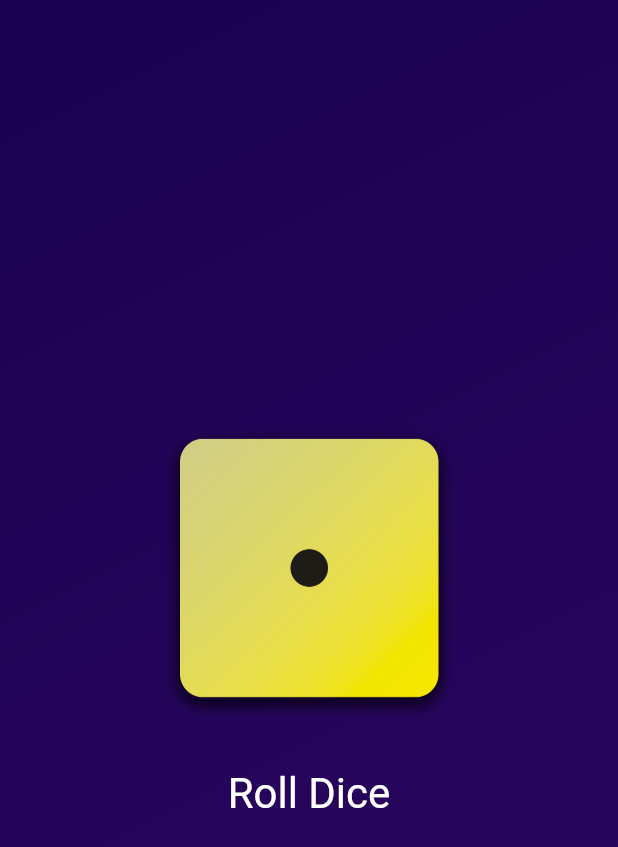
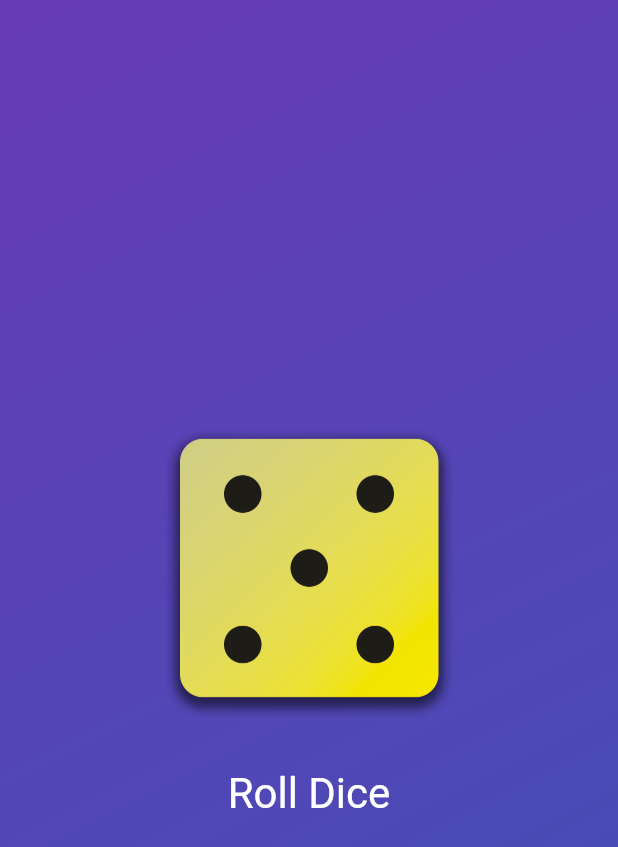
Before and after one commit to maubmz/ProyectosPc, a Flutter app: the screen it shows after launch, after a tap on "Roll Dice", on a phone screen of 412 x 824 dp. Shown: the top 847 px of the screen. Run offline on Flutter 3.47's test engine with Material 3 defaults, Android fonts, the phone set to English and light mode, and no system bars.

Commit message:
Seccion 2 Udemy

```diff
--- /dev/null
+++ b/app_bases/lib/dice_roller.dart
@@ -0,0 +1,52 @@
+import 'dart:math';
+
+import 'package:flutter/material.dart';
+
+final randomizer = Random();
+
+class DiceRoller extends StatefulWidget {
+  const DiceRoller({super.key});
+
+  @override
+  State<DiceRoller> createState() {
+    return _DiceRollerState();
+  }
+}
+
+class _DiceRollerState extends State<DiceRoller> {
+  var currentDiceRoll = 2;
+
+  rollDice() {
+    setState(() {
+      currentDiceRoll = randomizer.nextInt(6) + 1;
+    });
+  }
+
+  @override
+  Widget build(context) {
+    return Column(
+      mainAxisSize: MainAxisSize.min,
+      children: [
+        Image.asset(
+          'assets/images/dice-$currentDiceRoll.png',
+          width: 200,
+        ),
+        // const SizedBox(height: 20), // para dar espacio entre boton y dado
+        TextButton(
+          onPressed: rollDice,
+          // Texto del boton
+          style: TextButton.styleFrom(
+            padding: const EdgeInsets.only(
+              top: 34,
+            ),
+            foregroundColor: Colors.white,
+            textStyle: const TextStyle(
+              fontSize: 28,
+            ),
+          ),
+          child: const Text('Roll Dice'),
+        ),
+      ],
+    );
+  }
+}
--- a/app_bases/lib/gradient_container.dart
+++ b/app_bases/lib/gradient_container.dart
@@ -1,25 +1,20 @@
 //import 'package:app_bases/styled_text.dart';
 
+import 'package:app_bases/dice_roller.dart';
 import 'package:flutter/material.dart';
 
 const startAlignment = Alignment.topLeft;
 const endAlignment = Alignment.bottomRight;
 
 class GradientContainer extends StatelessWidget {
-  GradientContainer(this.color1, this.color2, {super.key});
-
-  GradientContainer.purple({super.key})
+  const GradientContainer.purple({super.key})
       : color1 = Colors.deepPurple,
         color2 = Colors.indigo;
 
+  const GradientContainer(this.color1, this.color2, {super.key});
+
   final Color color1;
   final Color color2;
-  var activeDiceImage = 'assets/images/dice-1.png';
-
-  rollDice() {
-    activeDiceImage = 'assets/images/dice-4.png';
-    print("Change the image");
-  }
 
   @override
   Widget build(context) {
@@ -31,32 +26,9 @@ class GradientContainer extends StatelessWidget {
           end: endAlignment,
         ),
       ),
-      child: Center(
+      child: const Center(
         // child: StyledText('Hello World!'),
-        child: Column(
-          mainAxisSize: MainAxisSize.min,
-          children: [
-            Image.asset(
-              activeDiceImage,
-              width: 200,
-            ),
-            // const SizedBox(height: 20), // para dar espacio entre boton y dado
-            TextButton(
-              onPressed: rollDice,
-              // Texto del boton
-              style: TextButton.styleFrom(
-                padding: const EdgeInsets.only(
-                  top: 34,
-                ),
-                foregroundColor: Colors.white,
-                textStyle: const TextStyle(
-                  fontSize: 28,
-                ),
-              ),
-              child: const Text('Roll Dice'),
-            ),
-          ],
-        ),
+        child: DiceRoller(),
       ),
     );
   }
--- a/app_bases/lib/main.dart
+++ b/app_bases/lib/main.dart
@@ -7,13 +7,10 @@ const color2 = Color.fromARGB(255, 45, 7, 98);
 
 void main() {
   runApp(
-    MaterialApp(
-      home: Scaffold(
-        body: GradientContainer(
-          color1,
-          color2
-        )
-      ),
+    const MaterialApp(
+      home: Scaffold(body: GradientContainer.purple()),
+      // se puede ingresar el constructo con argumentos o sin argumentos como el constructor con argumentos
+      // GradientContainer(color1, color2) o GradientContainer.purple()
     ),
   );
 }
--- a/app_bases/lib/styled_text.dart
+++ b/app_bases/lib/styled_text.dart
@@ -1,6 +1,6 @@
 import 'package:flutter/material.dart';
 
-class StyledText extends StatelessWidget{
+class StyledText extends StatelessWidget {
   const StyledText(this.text, {super.key});
 
   final String text;
@@ -8,11 +8,11 @@ class StyledText extends StatelessWidget{
   @override
   Widget build(context) {
     return Text(
-          text,
-          style: const TextStyle(
-            color: Colors.white,
-            fontSize: 28,
-        ),
-      );
+      text,
+      style: const TextStyle(
+        color: Colors.white,
+        fontSize: 30,
+      ),
+    );
   }
 }
```
Also changed, not shown: app_bases/pubspec.lock.
